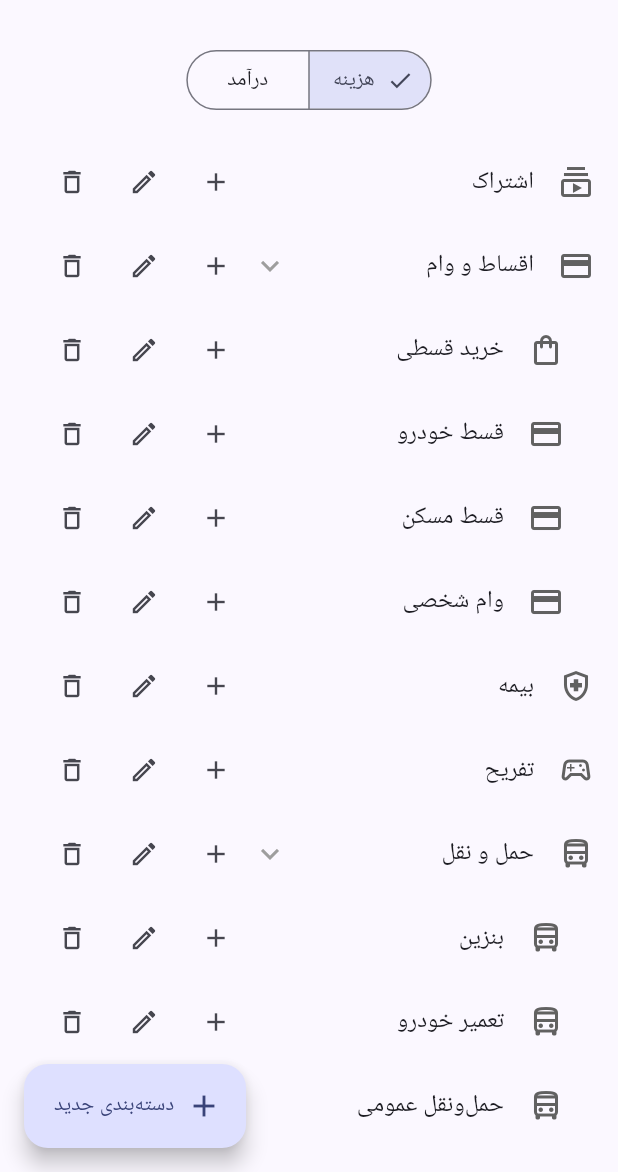
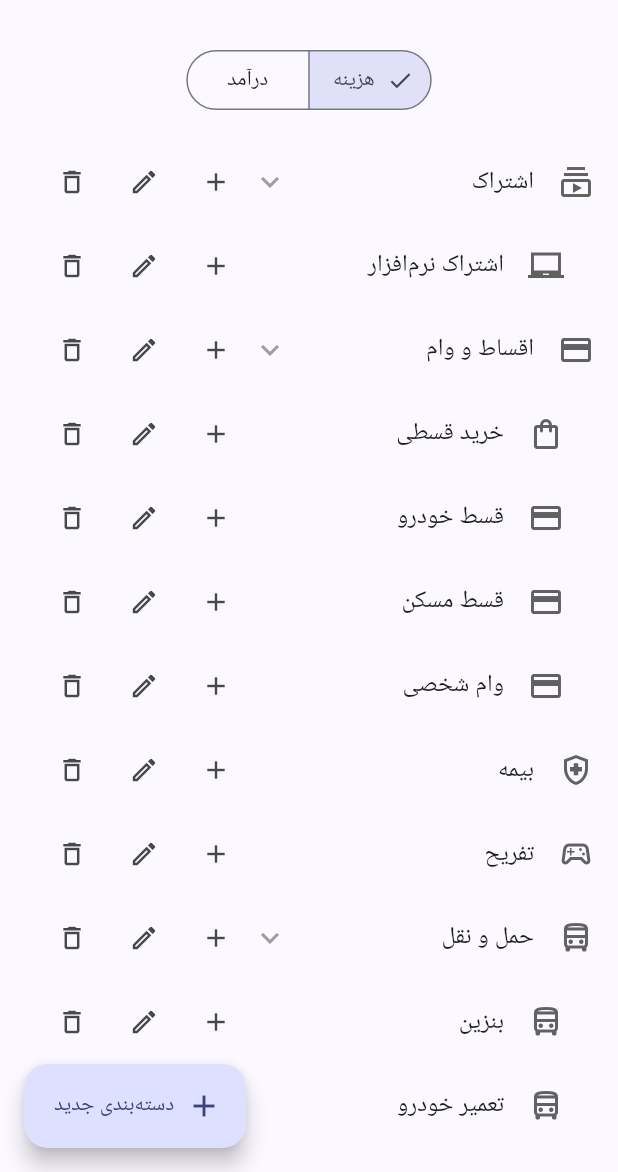
Before and after one commit to mamal41/Houshold-Expenses, a Flutter app: the CategoryManagementScreen screen opened directly, on a phone screen of 412 x 824 dp, the part 64-1236 px from its top. Run offline on Flutter 3.47's test engine with Material 3 defaults, Android fonts, the phone set to English and light mode, and no system bars; our stand-ins replace file_picker, fl_chart, flutter_local_notifications, image_picker, shared_preferences, timezone; missing offline and left inert: google_mlkit_text_recognition, pdfx; accounts and stored records are empty.

Commit message:
Update main.dart

```diff
--- a/lib/main.dart
+++ b/lib/main.dart
@@ -624,6 +624,7 @@ const defaultCategories = <Category>[
   Category(id: 'e_loans_personal', name: 'وام شخصی', parentId: 'e_loans', type: TxType.expense),
   Category(id: 'e_loans_installment_purchase', name: 'خرید قسطی', parentId: 'e_loans', type: TxType.expense),
   Category(id: 'e_subscription', name: 'اشتراک', type: TxType.expense),
+  Category(id: 'e_subscription_software', name: 'اشتراک نرم‌افزار', parentId: 'e_subscription', type: TxType.expense),
   Category(id: 'e_insurance', name: 'بیمه', type: TxType.expense),
   Category(id: 'e_misc', name: 'متفرقه', type: TxType.expense),
   Category(id: 'i_salary', name: 'حقوق', type: TxType.income),
@@ -647,6 +648,7 @@ const kCategoryIcons = <String, IconData>{
   'e_loans': Icons.credit_card_outlined,
   'e_loans_installment_purchase': Icons.shopping_bag_outlined,
   'e_subscription': Icons.subscriptions_outlined,
+  'e_subscription_software': Icons.laptop_chromebook_outlined,
   'e_insurance': Icons.health_and_safety_outlined,
   'e_car_parking': Icons.local_parking_outlined,
   'e_misc': Icons.more_horiz,
@@ -845,7 +847,7 @@ class Store {
       list = [...list, ...defaultCategories.where((c) => c.id == 'e_car_parking')];
       changed = true;
     }
-    for (final newId in ['e_loans_installment_purchase', 'e_subscription', 'e_insurance']) {
+    for (final newId in ['e_loans_installment_purchase', 'e_subscription', 'e_insurance', 'e_subscription_software']) {
       if (!list.any((c) => c.id == newId)) {
         list = [...list, ...defaultCategories.where((c) => c.id == newId)];
         changed = true;
```
